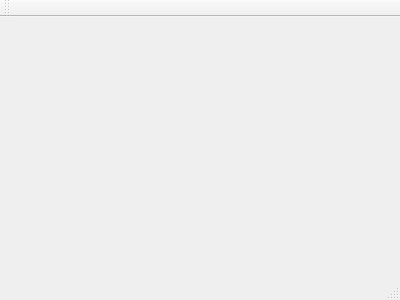
The window that mainwindow.ui (madhat386/RandomNumGenerator) describes before a commit, drawn with Qt 5.
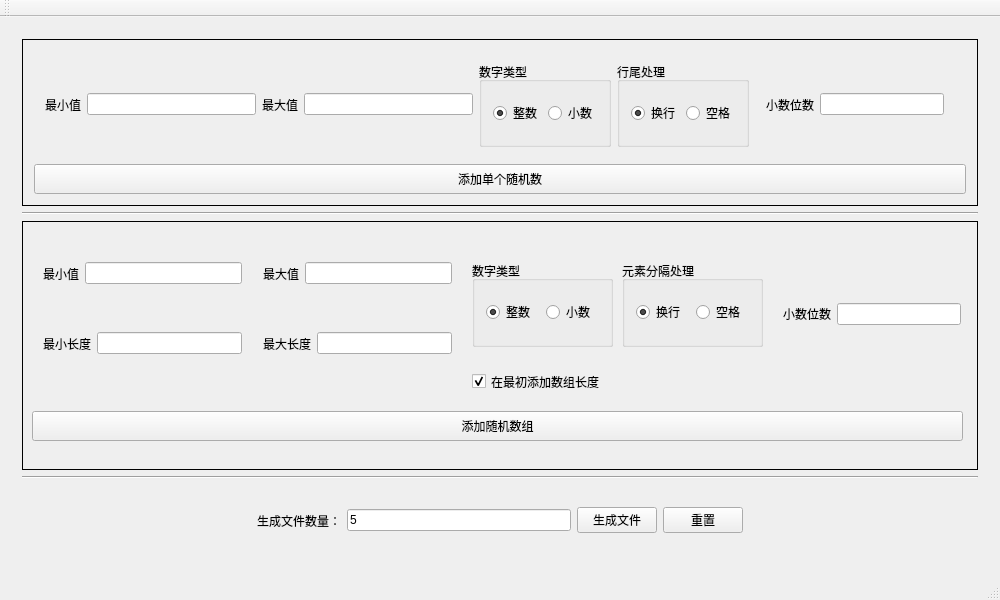
The same window after the commit.

Patch:
```diff
--- a/mainwindow.ui
+++ b/mainwindow.ui
@@ -1,24 +1,506 @@
 <ui version="4.0">
  <class>MainWindow</class>
- <widget class="QMainWindow" name="MainWindow" >
-  <property name="geometry" >
+ <widget class="QMainWindow" name="MainWindow">
+  <property name="geometry">
    <rect>
     <x>0</x>
     <y>0</y>
-    <width>400</width>
-    <height>300</height>
+    <width>1000</width>
+    <height>600</height>
    </rect>
   </property>
-  <property name="windowTitle" >
+  <property name="minimumSize">
+   <size>
+    <width>1000</width>
+    <height>600</height>
+   </size>
+  </property>
+  <property name="maximumSize">
+   <size>
+    <width>1000</width>
+    <height>600</height>
+   </size>
+  </property>
+  <property name="windowTitle">
    <string>MainWindow</string>
   </property>
-  <widget class="QMenuBar" name="menuBar" />
-  <widget class="QToolBar" name="mainToolBar" />
-  <widget class="QWidget" name="centralWidget" />
-  <widget class="QStatusBar" name="statusBar" />
+  <widget class="QWidget" name="centralWidget">
+   <layout class="QHBoxLayout" name="horizontalLayout_8">
+    <item>
+     <widget class="QWidget" name="widget_8" native="true">
+      <layout class="QVBoxLayout" name="verticalLayout_3">
+       <item>
+        <widget class="QFrame" name="frame_2">
+         <property name="minimumSize">
+          <size>
+           <width>0</width>
+           <height>167</height>
+          </size>
+         </property>
+         <property name="frameShape">
+          <enum>QFrame::Box</enum>
+         </property>
+         <layout class="QVBoxLayout" name="verticalLayout">
+          <item>
+           <widget class="QWidget" name="widget" native="true">
+            <layout class="QHBoxLayout" name="horizontalLayout_3">
+             <item>
+              <widget class="QLabel" name="label">
+               <property name="text">
+                <string>最小值</string>
+               </property>
+              </widget>
+             </item>
+             <item>
+              <widget class="QLineEdit" name="sMin"/>
+             </item>
+             <item>
+              <widget class="QLabel" name="label_2">
+               <property name="text">
+                <string>最大值</string>
+               </property>
+              </widget>
+             </item>
+             <item>
+              <widget class="QLineEdit" name="sMax">
+               <property name="text">
+                <string/>
+               </property>
+              </widget>
+             </item>
+             <item>
+              <widget class="QGroupBox" name="groupBox">
+               <property name="title">
+                <string>数字类型</string>
+               </property>
+               <property name="flat">
+                <bool>false</bool>
+               </property>
+               <layout class="QHBoxLayout" name="horizontalLayout">
+                <item>
+                 <widget class="QRadioButton" name="sIsInt">
+                  <property name="text">
+                   <string>整数</string>
+                  </property>
+                  <property name="checked">
+                   <bool>true</bool>
+                  </property>
+                 </widget>
+                </item>
+                <item>
+                 <widget class="QRadioButton" name="sIsFloat">
+                  <property name="text">
+                   <string>小数</string>
+                  </property>
+                 </widget>
+                </item>
+               </layout>
+              </widget>
+             </item>
+             <item>
+              <widget class="QGroupBox" name="groupBox_2">
+               <property name="title">
+                <string>行尾处理</string>
+               </property>
+               <property name="flat">
+                <bool>false</bool>
+               </property>
+               <layout class="QHBoxLayout" name="horizontalLayout_2">
+                <item>
+                 <widget class="QRadioButton" name="sIsNextLine">
+                  <property name="text">
+                   <string>换行</string>
+                  </property>
+                  <property name="checked">
+                   <bool>true</bool>
+                  </property>
+                 </widget>
+                </item>
+                <item>
+                 <widget class="QRadioButton" name="sIsSpace">
+                  <property name="text">
+                   <string>空格</string>
+                  </property>
+                 </widget>
+                </item>
+               </layout>
+              </widget>
+             </item>
+             <item>
+              <widget class="QWidget" name="widget_10" native="true">
+               <property name="minimumSize">
+                <size>
+                 <width>200</width>
+                 <height>0</height>
+                </size>
+               </property>
+               <layout class="QHBoxLayout" name="horizontalLayout_12">
+                <item>
+                 <widget class="QLabel" name="label_8">
+                  <property name="text">
+                   <string>小数位数</string>
+                  </property>
+                 </widget>
+                </item>
+                <item>
+                 <widget class="QLineEdit" name="sNumOfDecimal"/>
+                </item>
+               </layout>
+              </widget>
+             </item>
+            </layout>
+           </widget>
+          </item>
+          <item>
+           <widget class="QPushButton" name="sBtnAdd">
+            <property name="minimumSize">
+             <size>
+              <width>0</width>
+              <height>30</height>
+             </size>
+            </property>
+            <property name="text">
+             <string>添加单个随机数</string>
+            </property>
+           </widget>
+          </item>
+         </layout>
+        </widget>
+       </item>
+       <item>
+        <widget class="Line" name="line">
+         <property name="orientation">
+          <enum>Qt::Horizontal</enum>
+         </property>
+        </widget>
+       </item>
+       <item>
+        <widget class="QFrame" name="frame_4">
+         <property name="minimumSize">
+          <size>
+           <width>0</width>
+           <height>249</height>
+          </size>
+         </property>
+         <property name="frameShape">
+          <enum>QFrame::Box</enum>
+         </property>
+         <widget class="QWidget" name="widget_5" native="true">
+          <property name="geometry">
+           <rect>
+            <x>10</x>
+            <y>30</y>
+            <width>221</width>
+            <height>45</height>
+           </rect>
+          </property>
+          <layout class="QHBoxLayout" name="horizontalLayout_5">
+           <item>
+            <widget class="QLabel" name="label_3">
+             <property name="text">
+              <string>最小值</string>
+             </property>
+            </widget>
+           </item>
+           <item>
+            <widget class="QLineEdit" name="aMin"/>
+           </item>
+          </layout>
+         </widget>
+         <widget class="QWidget" name="widget_6" native="true">
+          <property name="geometry">
+           <rect>
+            <x>230</x>
+            <y>30</y>
+            <width>211</width>
+            <height>45</height>
+           </rect>
+          </property>
+          <layout class="QHBoxLayout" name="horizontalLayout_6">
+           <item>
+            <widget class="QLabel" name="label_4">
+             <property name="text">
+              <string>最大值</string>
+             </property>
+            </widget>
+           </item>
+           <item>
+            <widget class="QLineEdit" name="aMax"/>
+           </item>
+          </layout>
+         </widget>
+         <widget class="QWidget" name="widget_7" native="true">
+          <property name="geometry">
+           <rect>
+            <x>10</x>
+            <y>100</y>
+            <width>221</width>
+            <height>45</height>
+           </rect>
+          </property>
+          <layout class="QHBoxLayout" name="horizontalLayout_7">
+           <item>
+            <widget class="QLabel" name="label_5">
+             <property name="text">
+              <string>最小长度</string>
+             </property>
+            </widget>
+           </item>
+           <item>
+            <widget class="QLineEdit" name="aMinLen"/>
+           </item>
+          </layout>
+         </widget>
+         <widget class="QWidget" name="widget_9" native="true">
+          <property name="geometry">
+           <rect>
+            <x>230</x>
+            <y>100</y>
+            <width>211</width>
+            <height>45</height>
+           </rect>
+          </property>
+          <layout class="QHBoxLayout" name="horizontalLayout_9">
+           <item>
+            <widget class="QLabel" name="label_6">
+             <property name="text">
+              <string>最大长度</string>
+             </property>
+            </widget>
+           </item>
+           <item>
+            <widget class="QLineEdit" name="aMaxLen"/>
+           </item>
+          </layout>
+         </widget>
+         <widget class="QPushButton" name="aBtnAdd">
+          <property name="geometry">
+           <rect>
+            <x>10</x>
+            <y>190</y>
+            <width>931</width>
+            <height>30</height>
+           </rect>
+          </property>
+          <property name="minimumSize">
+           <size>
+            <width>0</width>
+            <height>30</height>
+           </size>
+          </property>
+          <property name="text">
+           <string>添加随机数组</string>
+          </property>
+         </widget>
+         <widget class="QGroupBox" name="groupBox_3">
+          <property name="geometry">
+           <rect>
+            <x>450</x>
+            <y>40</y>
+            <width>141</width>
+            <height>86</height>
+           </rect>
+          </property>
+          <property name="title">
+           <string>数字类型</string>
+          </property>
+          <property name="flat">
+           <bool>false</bool>
+          </property>
+          <layout class="QHBoxLayout" name="horizontalLayout_10">
+           <item>
+            <widget class="QRadioButton" name="aIsInt">
+             <property name="text">
+              <string>整数</string>
+             </property>
+             <property name="checked">
+              <bool>true</bool>
+             </property>
+            </widget>
+           </item>
+           <item>
+            <widget class="QRadioButton" name="aIsFloat">
+             <property name="text">
+              <string>小数</string>
+             </property>
+            </widget>
+           </item>
+          </layout>
+         </widget>
+         <widget class="QGroupBox" name="groupBox_4">
+          <property name="geometry">
+           <rect>
+            <x>600</x>
+            <y>40</y>
+            <width>141</width>
+            <height>86</height>
+           </rect>
+          </property>
+          <property name="title">
+           <string>元素分隔处理</string>
+          </property>
+          <property name="flat">
+           <bool>false</bool>
+          </property>
+          <layout class="QHBoxLayout" name="horizontalLayout_11">
+           <item>
+            <widget class="QRadioButton" name="aIsNextLine">
+             <property name="text">
+              <string>换行</string>
+             </property>
+             <property name="checked">
+              <bool>true</bool>
+             </property>
+            </widget>
+           </item>
+           <item>
+            <widget class="QRadioButton" name="aIsSpace">
+             <property name="text">
+              <string>空格</string>
+             </property>
+            </widget>
+           </item>
+          </layout>
+         </widget>
+         <widget class="QCheckBox" name="addAmout">
+          <property name="geometry">
+           <rect>
+            <x>450</x>
+            <y>150</y>
+            <width>161</width>
+            <height>21</height>
+           </rect>
+          </property>
+          <property name="text">
+           <string>在最初添加数组长度</string>
+          </property>
+          <property name="checked">
+           <bool>true</bool>
+          </property>
+         </widget>
+         <widget class="QWidget" name="widget_11" native="true">
+          <property name="geometry">
+           <rect>
+            <x>750</x>
+            <y>50</y>
+            <width>200</width>
+            <height>86</height>
+           </rect>
+          </property>
+          <property name="minimumSize">
+           <size>
+            <width>200</width>
+            <height>0</height>
+           </size>
+          </property>
+          <layout class="QHBoxLayout" name="horizontalLayout_13">
+           <item>
+            <widget class="QLabel" name="label_9">
+             <property name="text">
+              <string>小数位数</string>
+             </property>
+            </widget>
+           </item>
+           <item>
+            <widget class="QLineEdit" name="aNumOfDecimal"/>
+           </item>
+          </layout>
+         </widget>
+        </widget>
+       </item>
+       <item>
+        <widget class="Line" name="line_2">
+         <property name="orientation">
+          <enum>Qt::Horizontal</enum>
+         </property>
+        </widget>
+       </item>
+       <item>
+        <widget class="QWidget" name="widget_3" native="true">
+         <layout class="QHBoxLayout" name="horizontalLayout_4">
+          <item>
+           <spacer name="horizontalSpacer">
+            <property name="orientation">
+             <enum>Qt::Horizontal</enum>
+            </property>
+            <property name="sizeHint" stdset="0">
+             <size>
+              <width>40</width>
+              <height>20</height>
+             </size>
+            </property>
+           </spacer>
+          </item>
+          <item>
+           <widget class="QLabel" name="label_7">
+            <property name="text">
+             <string>生成文件数量：</string>
+            </property>
+           </widget>
+          </item>
+          <item>
+           <widget class="QLineEdit" name="amount">
+            <property name="text">
+             <string>5</string>
+            </property>
+           </widget>
+          </item>
+          <item>
+           <widget class="QPushButton" name="btnGenerate">
+            <property name="text">
+             <string>生成文件</string>
+            </property>
+           </widget>
+          </item>
+          <item>
+           <widget class="QPushButton" name="btnReset">
+            <property name="text">
+             <string>重置</string>
+            </property>
+           </widget>
+          </item>
+          <item>
+           <spacer name="horizontalSpacer_2">
+            <property name="orientation">
+             <enum>Qt::Horizontal</enum>
+            </property>
+            <property name="sizeHint" stdset="0">
+             <size>
+              <width>40</width>
+              <height>20</height>
+             </size>
+            </property>
+           </spacer>
+          </item>
+         </layout>
+        </widget>
+       </item>
+      </layout>
+     </widget>
+    </item>
+   </layout>
+  </widget>
+  <widget class="QMenuBar" name="menuBar">
+   <property name="geometry">
+    <rect>
+     <x>0</x>
+     <y>0</y>
+     <width>1000</width>
+     <height>25</height>
+    </rect>
+   </property>
+  </widget>
+  <widget class="QToolBar" name="mainToolBar">
+   <attribute name="toolBarArea">
+    <enum>TopToolBarArea</enum>
+   </attribute>
+   <attribute name="toolBarBreak">
+    <bool>false</bool>
+   </attribute>
+  </widget>
+  <widget class="QStatusBar" name="statusBar"/>
  </widget>
- <layoutDefault spacing="6" margin="11" />
- <pixmapfunction></pixmapfunction>
+ <layoutdefault spacing="6" margin="11"/>
  <resources/>
  <connections/>
 </ui>
```
Left out of the diff: 1 changed line with no effect on the pictures.
